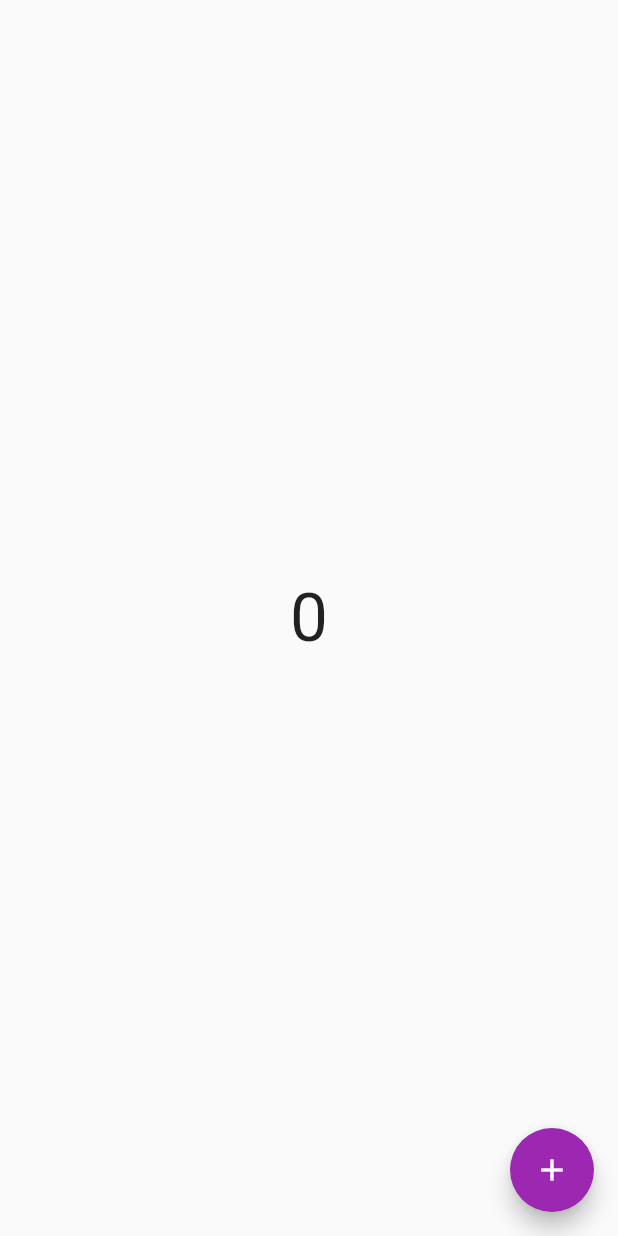
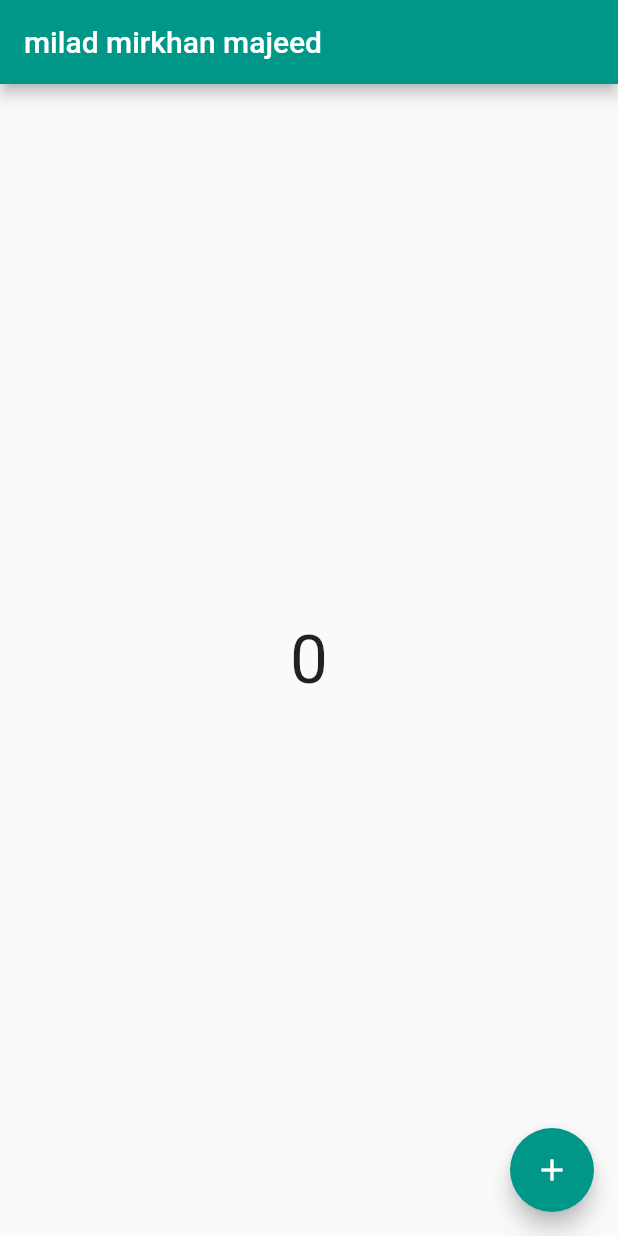
Before and after one commit to miladmirkhan/provider_example, a Flutter app: the screen it shows after launch, on a phone screen of 412 x 824 dp. Run offline on Flutter 3.47's test engine with Material 2 defaults, Android fonts, the phone set to English and light mode, and no system bars; missing offline and left inert: dart:html.

Commit message:
add an appbar, and changed the primary color to teal

```diff
--- a/lib/main.dart
+++ b/lib/main.dart
@@ -19,10 +19,11 @@ class MyApp extends StatelessWidget {
       create: (context)=> count(),
 
       child: MaterialApp(
-      title: 'Flutter Provider',
       theme: ThemeData(
-        primarySwatch: Colors.purple,
+        primarySwatch: Colors.teal,
+
       ),
+
       home:  CountApp()
     ),
     );
@@ -33,6 +34,9 @@ class CountApp extends StatelessWidget {
 
   Widget build(BuildContext context){
 return Scaffold(
+  appBar: AppBar(
+    title: const Text("milad mirkhan majeed"),
+  ),
   body: Center(
     child: Consumer<count>(
       builder: (context,count,child){
```
